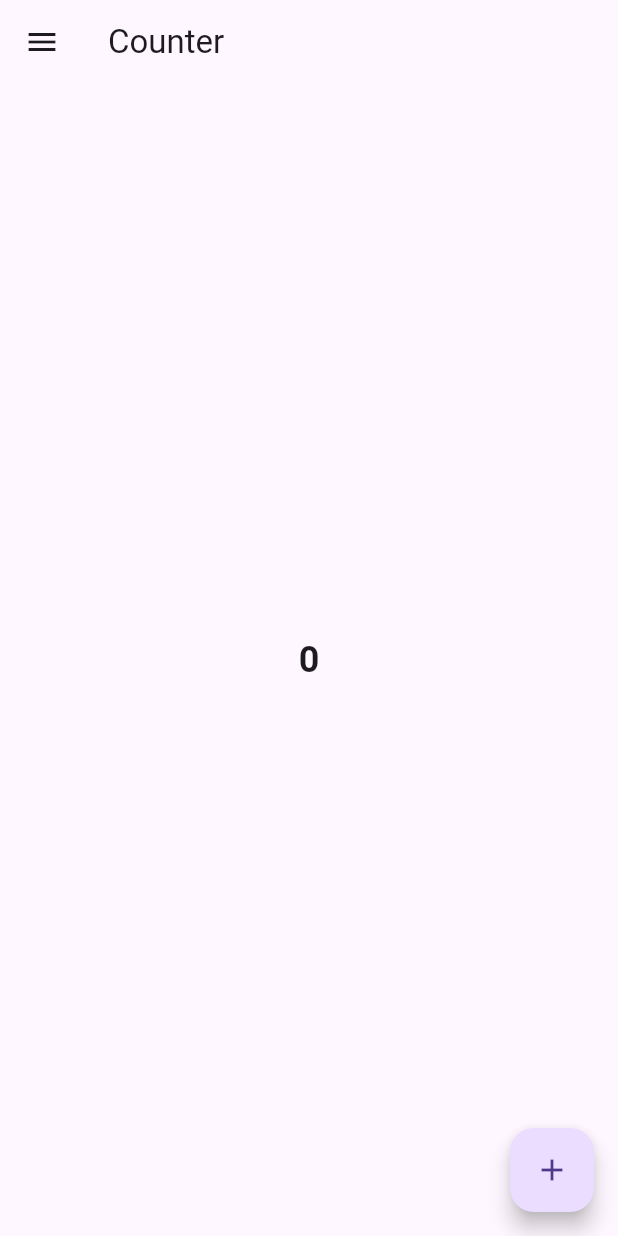
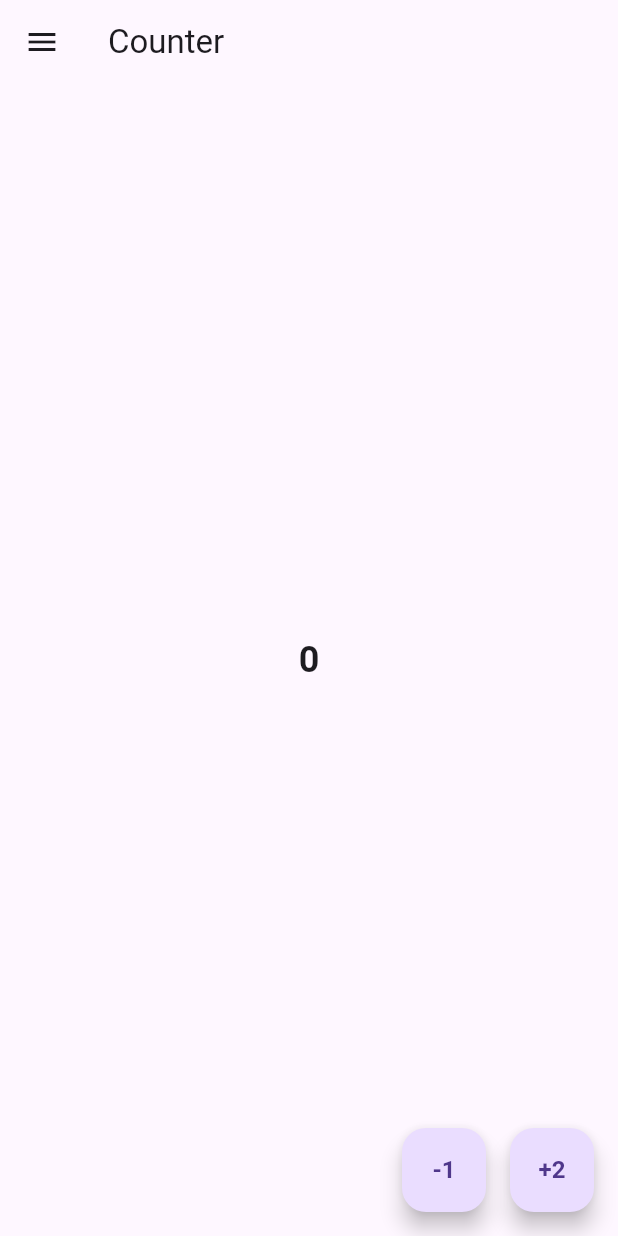
Before and after one commit to darius-calugar/Take-Off-With-Flutter, a Flutter app: the screen it shows after launch, on a phone screen of 412 x 824 dp. Run offline on Flutter 3.47's test engine with Material 3 defaults, Android fonts, the phone set to English and light mode, and no system bars; our stand-ins replace flutter_bloc.

Commit message:
Implemented example 6

```diff
--- a/take_off_with_flutter/lib/app.dart
+++ b/take_off_with_flutter/lib/app.dart
@@ -1,6 +1,6 @@
 import 'package:flutter/material.dart';
 import 'package:provider/provider.dart';
-import 'package:take_off_with_flutter/repositories/theme_repository.dart';
+import 'package:take_off_with_flutter/blocs/theme/theme_cubit.dart';
 import 'package:take_off_with_flutter/screens/counter_screen.dart';
 import 'package:take_off_with_flutter/screens/showcase_screen.dart';
 
@@ -11,10 +11,11 @@ class App extends StatelessWidget {
 
   @override
   Widget build(BuildContext context) {
-    final themeRepository = context.watch<ThemeRepository>();
+    final themeRepository = context.watch<ThemeCubit>();
 
     return MaterialApp(
-      theme: themeRepository.isDarkTheme ? ThemeData.dark() : ThemeData.light(),
+      theme:
+          themeRepository.state.isDark ? ThemeData.dark() : ThemeData.light(),
       initialRoute: '/counter',
       routes: {
         '/counter': (context) => const CounterScreen(),
--- /dev/null
+++ b/take_off_with_flutter/lib/blocs/counter/counter_bloc.dart
@@ -0,0 +1,31 @@
+import 'dart:async';
+
+import 'package:flutter_bloc/flutter_bloc.dart';
+
+part 'counter_event.dart';
+part 'counter_state.dart';
+
+class CounterBloc extends Bloc<CounterEvent, CounterState> {
+  CounterBloc() : super(CounterState.initial()) {
+    on<CounterDecrementedEvent>(_onDecremented);
+    on<CounterIncrementedEvent>(_onIncremented);
+  }
+
+  FutureOr<void> _onDecremented(
+    CounterDecrementedEvent event,
+    Emitter<CounterState> emit,
+  ) {
+    emit(CounterState(
+      counter: state.counter - event.value,
+    ));
+  }
+
+  void _onIncremented(
+    CounterIncrementedEvent event,
+    Emitter<CounterState> emit,
+  ) {
+    emit(CounterState(
+      counter: state.counter + event.value,
+    ));
+  }
+}
--- /dev/null
+++ b/take_off_with_flutter/lib/blocs/counter/counter_event.dart
@@ -0,0 +1,19 @@
+part of 'counter_bloc.dart';
+
+sealed class CounterEvent {}
+
+class CounterIncrementedEvent extends CounterEvent {
+  final int value;
+
+  CounterIncrementedEvent({
+    required this.value,
+  });
+}
+
+class CounterDecrementedEvent extends CounterEvent {
+  final int value;
+
+  CounterDecrementedEvent({
+    required this.value,
+  });
+}
--- /dev/null
+++ b/take_off_with_flutter/lib/blocs/counter/counter_state.dart
@@ -0,0 +1,11 @@
+part of 'counter_bloc.dart';
+
+class CounterState {
+  final int counter;
+
+  CounterState({
+    required this.counter,
+  });
+
+  CounterState.initial() : counter = 0;
+}
--- /dev/null
+++ b/take_off_with_flutter/lib/blocs/theme/theme_cubit.dart
@@ -0,0 +1,13 @@
+import 'package:flutter_bloc/flutter_bloc.dart';
+
+part 'theme_state.dart';
+
+class ThemeCubit extends Cubit<ThemeState> {
+  ThemeCubit() : super(ThemeState.initial());
+
+  void toggle() {
+    emit(ThemeState(
+      isDark: !state.isDark,
+    ));
+  }
+}
--- /dev/null
+++ b/take_off_with_flutter/lib/blocs/theme/theme_state.dart
@@ -0,0 +1,11 @@
+part of 'theme_cubit.dart';
+
+class ThemeState {
+  bool isDark;
+
+  ThemeState({
+    required this.isDark,
+  });
+
+  ThemeState.initial() : isDark = false;
+}
--- a/take_off_with_flutter/lib/repositories/theme_repository.dart
+++ /dev/null
@@ -1,10 +0,0 @@
-import 'package:flutter/material.dart';
-
-class ThemeRepository extends ChangeNotifier {
-  bool isDarkTheme = false;
-
-  void toggle() {
-    isDarkTheme = !isDarkTheme;
-    notifyListeners();
-  }
-}
--- a/take_off_with_flutter/lib/screens/counter_screen.dart
+++ b/take_off_with_flutter/lib/screens/counter_screen.dart
@@ -1,20 +1,17 @@
 import 'package:flutter/material.dart';
+import 'package:flutter_bloc/flutter_bloc.dart';
+import 'package:take_off_with_flutter/blocs/counter/counter_bloc.dart';
 import 'package:take_off_with_flutter/widgets/navigation_drawer.dart';
 
-class CounterScreen extends StatefulWidget {
+class CounterScreen extends StatelessWidget {
   const CounterScreen({
     super.key,
   });
 
   @override
-  State<CounterScreen> createState() => _CounterScreenState();
-}
+  Widget build(BuildContext context) {
+    final counterBloc = context.watch<CounterBloc>();
 
-class _CounterScreenState extends State<CounterScreen> {
-  int counter = 0;
-
-  @override
-  Widget build(BuildContext context) {
     return Scaffold(
       drawer: const AppDrawer(),
       appBar: AppBar(
@@ -22,13 +19,39 @@ class _CounterScreenState extends State<CounterScreen> {
           'Counter',
         ),
       ),
-      floatingActionButton: FloatingActionButton(
-        onPressed: _onAddPressed,
-        child: const Icon(Icons.add),
+      floatingActionButton: Row(
+        mainAxisSize: MainAxisSize.min,
+        children: [
+          FloatingActionButton(
+            heroTag: 'minus_button',
+            onPressed: () => _onDecrementPressed(context),
+            child: const Text(
+              '-1',
+              style: TextStyle(
+                fontSize: 16,
+                fontWeight: FontWeight.bold,
+              ),
+            ),
+          ),
+          const SizedBox(
+            width: 16,
+          ),
+          FloatingActionButton(
+            heroTag: 'add_button',
+            onPressed: () => _onIncrementPressed(context),
+            child: const Text(
+              '+2',
+              style: TextStyle(
+                fontSize: 16,
+                fontWeight: FontWeight.bold,
+              ),
+            ),
+          ),
+        ],
       ),
       body: Center(
         child: Text(
-          '$counter',
+          '${counterBloc.state.counter}',
           style: const TextStyle(
             fontSize: 24,
             fontWeight: FontWeight.bold,
@@ -38,9 +61,13 @@ class _CounterScreenState extends State<CounterScreen> {
     );
   }
 
-  void _onAddPressed() {
-    setState(() {
-      counter++;
-    });
+  void _onDecrementPressed(BuildContext context) {
+    final counterBloc = context.read<CounterBloc>();
+    counterBloc.add(CounterDecrementedEvent(value: 1));
+  }
+
+  void _onIncrementPressed(BuildContext context) {
+    final counterBloc = context.read<CounterBloc>();
+    counterBloc.add(CounterIncrementedEvent(value: 2));
   }
 }
--- a/take_off_with_flutter/pubspec.yaml
+++ b/take_off_with_flutter/pubspec.yaml
@@ -12,6 +12,7 @@ dependencies:
     sdk: flutter
   cupertino_icons: ^1.0.2
   provider: ^6.1.1
+  flutter_bloc: ^8.1.2
 
 dev_dependencies:
   flutter_test:
```
Also changed, not shown: take_off_with_flutter/lib/main.dart (+12 -4 lines), take_off_with_flutter/lib/screens/showcase_screen.dart (+4 -4 lines), take_off_with_flutter/pubspec.lock.
